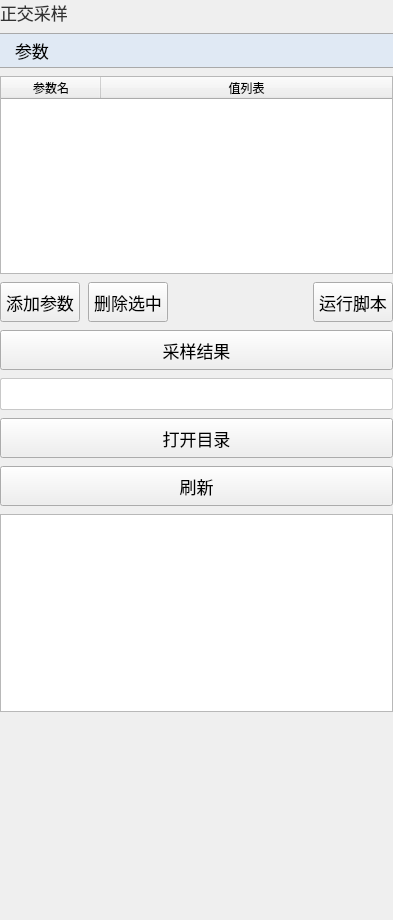
The window that plugins/Base_SurrogateModel/OrthogonalSampling.ui (asd977/base_cae) describes before a commit, drawn with Qt 5.
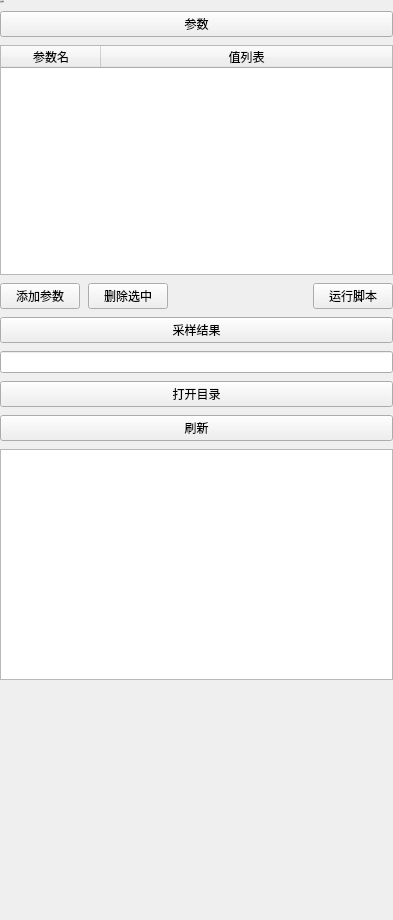
The same window after the commit. Icons and pictures are not drawn.

Commit message: fix(ui): place verticalSpacer at page root layout end

Diff of the .ui file:
```diff
--- a/plugins/Base_SurrogateModel/OrthogonalSampling.ui
+++ b/plugins/Base_SurrogateModel/OrthogonalSampling.ui
@@ -13,104 +13,6 @@
   <property name="windowTitle">
    <string>Orthogonal Sampling</string>
   </property>
-  <property name="styleSheet">
-   <string notr="true">QWidget{
-font-family: &quot;Microsoft YaHei&quot;, &quot;微软雅黑&quot;;
-}
-QPushButton {
-    font-size: 17px;
-    min-height: 32px;
-}
-QPushButton#pushButton {
-    background-color: rgb(224, 233, 244);
-    border-width: 1px;
-    border-color: rgb(121, 121, 121);
-    border-style: solid;
-    min-height: 33px;
-    border-top: 1px solid rgb(169, 169, 169);
-    border-bottom: 1px solid rgb(169, 169, 169);
-    border-left: none;
-    border-right: none;
-    text-align: left;
-    padding-left: 15px;
-    font-size: 17px;
-}
-QLabel {
-    font-size: 17px;
-    color: rgb(51, 51, 51);
-}
-QLabel#pageNameLabel {
-    font-size: 20px;
-    padding-left: 9px;
-    color: rgb(53, 103, 147);
-}
-QLineEdit, QTextEdit, QPlainTextEdit, QSpinBox, QDoubleSpinBox, QDateTimeEdit {
-    border: 1px solid rgb(200, 200, 200);
-    border-radius: 2px;
-    font-size: 17px;
-    min-height: 30px;
-}
-QLineEdit:focus, QTextEdit:focus, QPlainTextEdit:focus,
-QSpinBox:focus, QDoubleSpinBox:focus, QDateTimeEdit:focus {
-    border-color: rgb(100, 100, 255);
-    outline: none;
-}
-QComboBox {
-    font-size: 17px;
-    color: rgb(51, 51, 51);
-    padding-left: 6px;
-    background: rgb(240, 240, 240);
-    border: 1px solid rgb(169, 169, 169);
-    border-radius: 3px;
-    min-height: 30px;
-}
-QComboBox::drop-down {
-    subcontrol-origin: padding;
-    subcontrol-position: top right;
-    width: 20px;
-    background: rgb(240, 240, 240);
-    border-left: 1px solid rgb(190, 190, 190);
-}
-QComboBox::down-arrow {
-    image: url(:/resources/arrow_down_drawn.svg);
-    width: 12px;
-    height: 12px;
-}
-QSpinBox::up-button, QDoubleSpinBox::up-button {
-    subcontrol-origin: border;
-    subcontrol-position: top right;
-    width: 18px;
-    border-left: 1px solid rgb(190, 190, 190);
-    border-bottom: 1px solid rgb(210, 210, 210);
-    background: rgb(240, 240, 240);
-}
-QSpinBox::down-button, QDoubleSpinBox::down-button {
-    subcontrol-origin: border;
-    subcontrol-position: bottom right;
-    width: 18px;
-    border-left: 1px solid rgb(190, 190, 190);
-    background: rgb(240, 240, 240);
-}
-QSpinBox::up-arrow, QDoubleSpinBox::up-arrow {
-    image: url(:/resources/arrow_up_drawn.svg);
-    width: 10px;
-    height: 10px;
-}
-QSpinBox::down-arrow, QDoubleSpinBox::down-arrow {
-    image: url(:/resources/arrow_down_drawn.svg);
-    width: 10px;
-    height: 10px;
-}
-QRadioButton, QCheckBox, QGroupBox {
-    font-size: 17px;
-}
-QTableWidget, QTreeWidget, QListWidget {
-    font-size: 16px;
-    gridline-color: rgb(210, 210, 210);
-}
-
-</string>
-  </property>
   <layout class="QVBoxLayout" name="root" stretch="0,0,0,0,0,0,0,0,0,0">
    <property name="spacing">
     <number>8</number>
```
Left out of the diff: 12 changed lines with no effect on the pictures. The commit also changes 45 other files.
